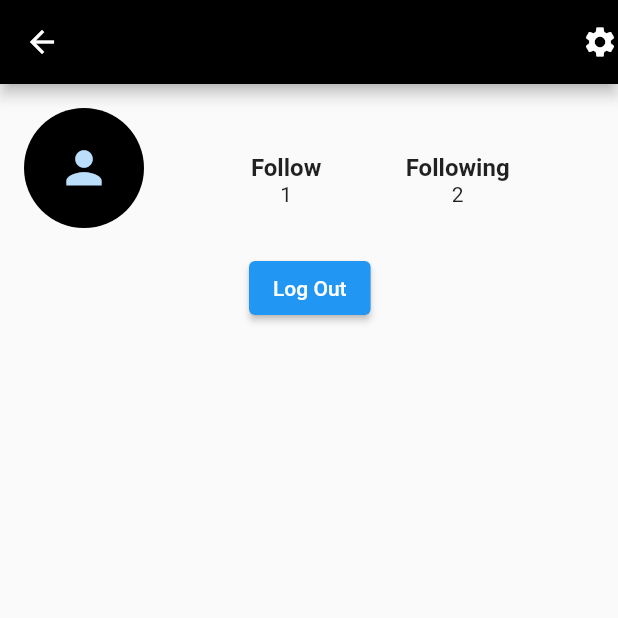
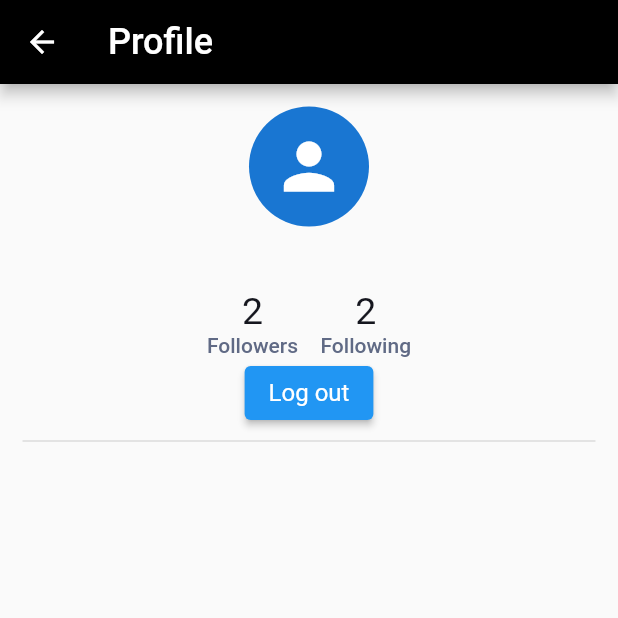
Before and after one commit to PAKAIPHET69/app_post, a Flutter app: the ProfilePage screen opened by its route, on a phone screen of 412 x 824 dp, the top half of it. Run offline on Flutter 3.47's test engine with Material 2 defaults, Android fonts, the phone set to English and light mode, and no system bars; our stand-ins replace cloud_firestore, dartz, dio, equatable, firebase_auth, firebase_core and 11 more; missing offline and left inert: awesome_icons, firebase_app_installations, flutter_facebook_auth; accounts and stored records are empty; Roboto replaces fonts that are missing (Outfit, Plus Jakarta Sans).

Commit message:
edit name

```diff
--- a/app_post/lib/features/post/data/datasources/post_remote_datasource.dart
+++ b/app_post/lib/features/post/data/datasources/post_remote_datasource.dart
@@ -177,11 +177,11 @@ class PostRemoteDatasourceImpl implements PostRemoteDatasource {
       CollectionReference posts = await fireStore.collection('posts');
       await posts.doc(postModel.pid).set(postModel.toJson());
       final tokenId =
-          'evfGFu8gSl6oLSmjy1KQCA:APA91bFXsFJqb_kPTsXssPWnaPU099O2uv5RqFcni62vBGRG-qWboULeyEOSrX2METnWHTwtPLR8Rreq8jPxAtKesOryQqbnHO4JtkVJQfbr0q13zqrHtF4PHhP86iTloV-w9SZjBdls';
+          'czhqzmmvTBG_2z50iXdj6E:APA91bFXsFJqb_kPTsXssPWnaPU099O2uv5RqFcni62vBGRG-qWboULeyEOSrX2METnWHTwtPLR8Rreq8jPxAtKesOryQqbnHO4JtkVJQfbr0q13zqrHtF4PHhP86iTloV-w9SZjBdls';
       final nameUser = postModel.userName ?? '';
       var headers = {
         'Authorization':
-            'key=AAAAQyDf7is:AAAAfO8o6Ns:APA91bEvfRQPJJEsffaVFYCuZNkcBPzO59TDJaCm_MJAPtpQ7unXtD-0E1RgzPYjIaBN1z6jMQ88FIOoD_3fNVFryPlXwscau1TvHj63M6Ks45VGi9hXMmrVJxzJ_dwu4UscLxngxnri--Zq5cHgCTojGqiSJJ2gz',
+            'key=AAAAfO8o6Ns:APA91bEvfRQPJJEsffaVFYCuZNkcBPzO59TDJaCm_MJAPtpQ7unXtD-0E1RgzPYjIaBN1z6jMQ88FIOoD_3fNVFryPlXwscau1TvHj63M6Ks45VGi9hXMmrVJxzJ_dwu4UscLxngxnri--Zq5cHgCTojGqiSJJ2gz',
         'Content-Type': 'application/json',
       };
 
--- a/app_post/lib/features/post/presentation/pages/profile_page.dart
+++ b/app_post/lib/features/post/presentation/pages/profile_page.dart
@@ -12,87 +12,116 @@ class ProfilePage extends StatelessWidget {
   Widget build(BuildContext context) {
     return BlocBuilder<PostCubit, PostState>(
       builder: (context, state) {
-        final getcurrentUser = state.currentUser;
+        // final getcurrentUser = state.currentUser;
         return Scaffold(
           appBar: AppBar(
             backgroundColor: appbarColor,
-            title: Text(getcurrentUser?.displayName ?? ''),
-            actions: [
-              Icon(
-                Icons.settings,
+            title: Text('Profile',
+                style: TextStyle(
+                  fontFamily: 'Outfit',
+                  color: Colors.white,
+                  fontSize: 24,
+                  fontWeight: FontWeight.w500,
+                )),
+            // actions: [
+            //   Icon(
+            //     Icons.settings,
+            //   ),
+            // ],
           ),
-            ],
-          ),
-          body: ListView(
+          body: Column(
+            crossAxisAlignment: CrossAxisAlignment.center,
             children: [
               Padding(
-                padding: EdgeInsets.all(16),
-                child: Column(
-                  crossAxisAlignment: CrossAxisAlignment.start,
-                  children: [
-                    Row(
-                      children: [
-                        Column(
-                          children: [
-                            CircleAvatar(
-                              child: Icon(Icons.person, size: 35),
-                              backgroundColor: Colors.black,
+                padding: const EdgeInsets.only(top: 15),
+                child: CircleAvatar(
                   radius: 40,
+                  child: Icon(Icons.person, size: 50),
+                ),
               ),
               Text(
-                              getcurrentUser?.displayName ?? '',
-                              style: TextStyle(fontWeight: FontWeight.bold),
+                state.currentUser?.displayName ?? '',
+                style: TextStyle(
+                  fontFamily: 'Outfit',
+                  color: Color(0xFF15161E),
+                  fontSize: 22,
+                  fontWeight: FontWeight.bold,
                 ),
-                          ],
               ),
-                        SizedBox(
-                          width: 15,
+              Text(
+                state.currentUser?.email ?? '',
+                style: TextStyle(
+                  fontFamily: 'Plus Jakarta Sans',
+                  color: Color(0xFF606A85),
+                  fontSize: 14,
+                  fontWeight: FontWeight.w500,
                 ),
-                        Expanded(
-                          child: Column(
-                            children: [
-                              Row(
-                                mainAxisSize: MainAxisSize.max,
-                                mainAxisAlignment:
-                                    MainAxisAlignment.spaceEvenly,
+              ),
+              Container(
+                width: double.infinity,
+                child: Row(
+                  mainAxisAlignment: MainAxisAlignment.center,
                   children: [
                     Column(
                       children: [
                         Text(
-                                        'Follow',
+                          '2',
                           style: TextStyle(
-                                            fontSize: 16,
-                                            fontWeight: FontWeight.bold),
+                            fontFamily: 'Outfit',
+                            color: Color(0xFF15161E),
+                            fontSize: 25,
+                            fontWeight: FontWeight.normal,
                           ),
-                                      Text('1')
+                        ),
+                        Text(
+                          'Followers',
+                          style: TextStyle(
+                            fontFamily: 'Plus Jakarta Sans',
+                            color: Color(0xFF606A85),
+                            fontSize: 14,
+                            fontWeight: FontWeight.w500,
+                          ),
+                        ),
                       ],
                     ),
+                    SizedBox(width: 15),
                     Column(
                       children: [
                         Text(
+                          '2',
+                          style: TextStyle(
+                            fontFamily: 'Outfit',
+                            color: Color(0xFF15161E),
+                            fontSize: 25,
+                            fontWeight: FontWeight.normal,
+                          ),
+                        ),
+                        Text(
                           'Following',
                           style: TextStyle(
-                                            fontSize: 16,
-                                            fontWeight: FontWeight.bold),
+                            fontFamily: 'Plus Jakarta Sans',
+                            color: Color(0xFF606A85),
+                            fontSize: 14,
+                            fontWeight: FontWeight.w500,
                           ),
-                                      Text('2')
+                        ),
                       ],
                     )
                   ],
                 ),
-                            ],
               ),
+              ElevatedButton(
+                  onPressed: () {},
+                  child: Text(
+                    'Log out',
+                    style: TextStyle(
+                      fontFamily: 'Outfit',
+                      color: Colors.white,
+                      fontSize: 16,
+                      fontWeight: FontWeight.normal,
                     ),
-                      ],
-                    ),
-                    Padding(
-                      padding: const EdgeInsetsDirectional.only(start: 150),
-                      child: ElevatedButton(
-                          onPressed: () {}, child: Text('Log Out')),
-                    )
-                  ],
-                ),
-              )
+                  )),
+              Divider(thickness: 1, indent: 15, endIndent: 15)
             ],
           ),
         );
```
Also changed, not shown: app_post/lib/features/post/presentation/pages/add_post_page.dart (+34 -7 lines), app_post/lib/features/post/presentation/pages/post_card.dart (+75 -69 lines), app_post/lib/features/post/presentation/pages/profileuser_page.dart (+27 -11 lines), app_post/lib/features/post/presentation/pages/update_post_page.dart (+27 -53 lines), app_post/lib/features/search/persentitioon/pages/search_page.dart (+6 -3 lines), app_post/lib/features/signin/presentation/pages/signin_page.dart (+28 -56 lines). Lines whose indentation alone changed are shown as unchanged.
